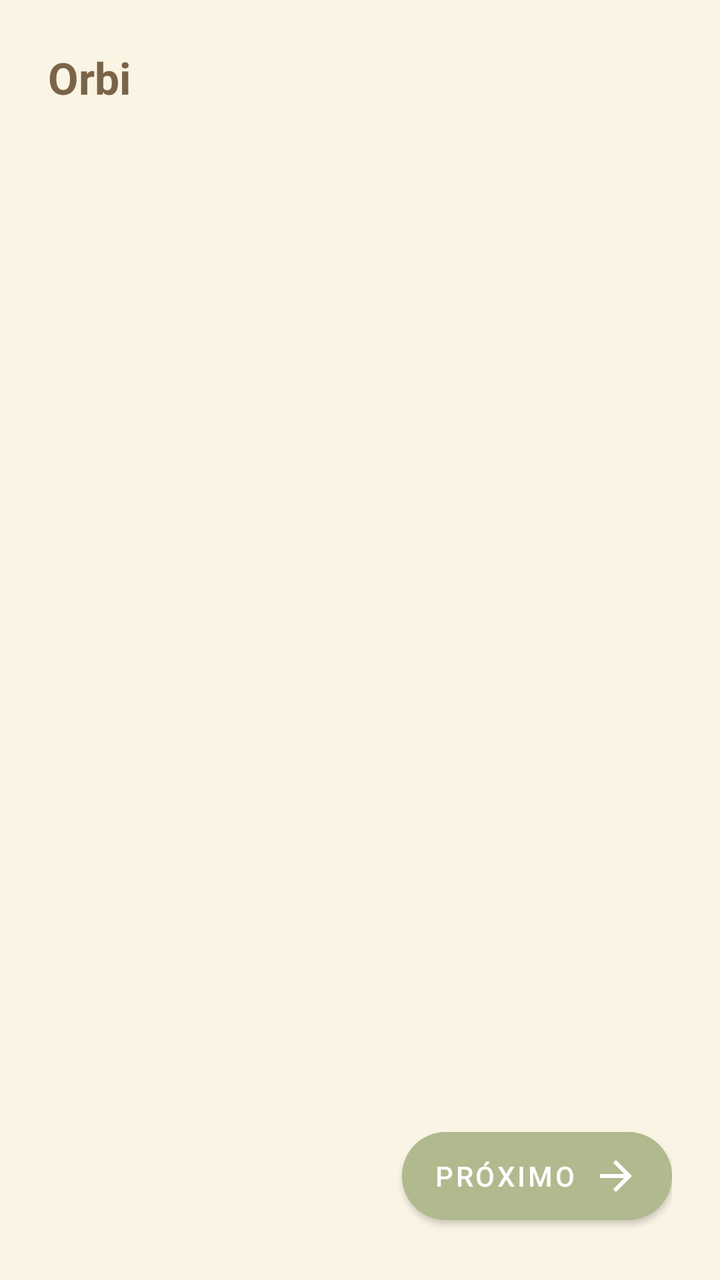
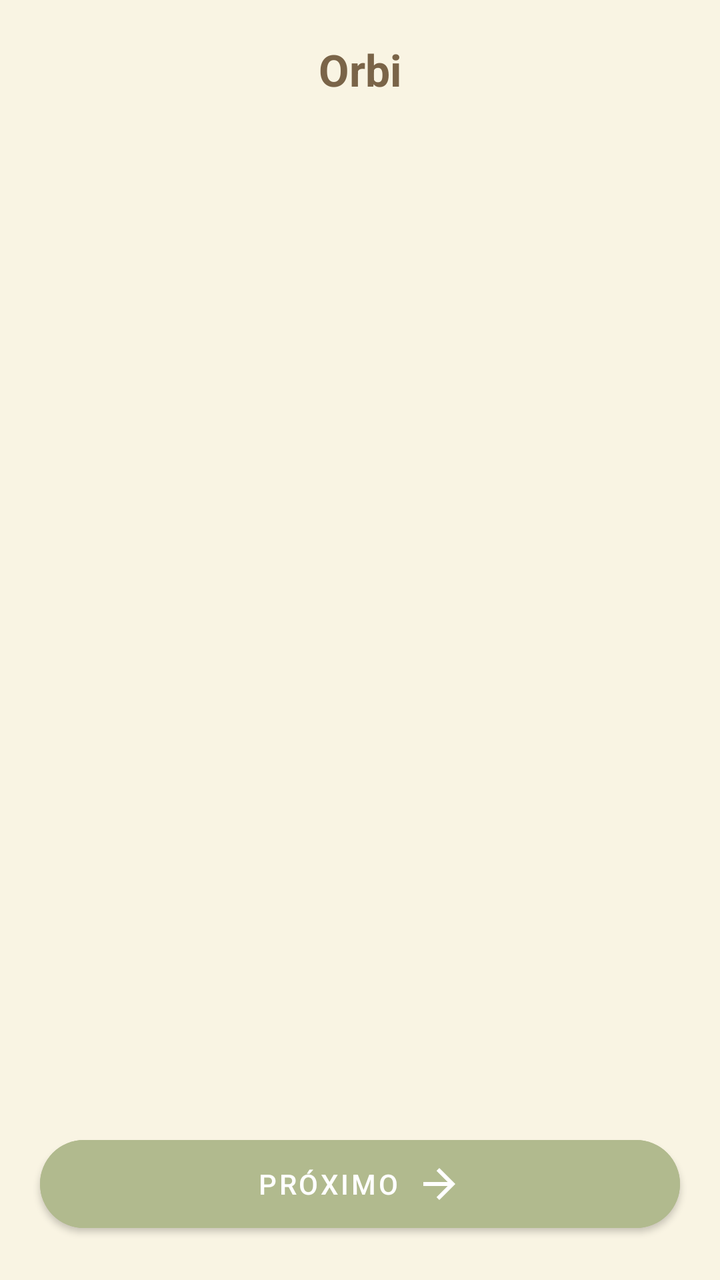

Screens rendered from an Android XML layout before and after an edit, with the pre-edit source and the edit as a unified diff.
<!-- AndroidManifest.xml: application theme Theme.Orbi -->
<!-- res/layout/activity_onboarding.xml -->
<?xml version="1.0" encoding="utf-8"?>
<androidx.constraintlayout.widget.ConstraintLayout
    xmlns:android="http://schemas.android.com/apk/res/android"
    xmlns:app="http://schemas.android.com/apk/res-auto"
    xmlns:tools="http://schemas.android.com/tools"
    android:layout_width="match_parent"
    android:layout_height="match_parent"
    android:background="@color/orbi_cream"
    android:padding="24dp">


    
    <TextView
        android:id="@+id/tv_app_logo"
        android:layout_width="wrap_content"
        android:layout_height="wrap_content"
        android:text="@string/app_name"
        android:textColor="@color/orbi_dark_brown"
        android:textSize="22sp"
        android:textStyle="bold"
        app:layout_constraintStart_toStartOf="parent"
        app:layout_constraintTop_toTopOf="parent" />


    
    <com.google.android.material.tabs.TabLayout
        android:id="@+id/tl_page_indicator"
        android:layout_width="wrap_content"
        android:layout_height="wrap_content"
        android:background="@android:color/transparent"
        app:layout_constraintBottom_toBottomOf="@id/tv_app_logo"
        app:layout_constraintEnd_toEndOf="parent"
        app:layout_constraintStart_toStartOf="parent"
        app:layout_constraintTop_toTopOf="@id/tv_app_logo"
        app:tabBackground="@drawable/selector_tab_indicator"
        app:tabGravity="center"
        app:tabIndicatorHeight="0dp"
        app:tabRippleColor="@null" />


    
    <androidx.viewpager2.widget.ViewPager2
        android:id="@+id/vp_onboarding"
        android:layout_width="0dp"
        android:layout_height="0dp"
        android:layout_marginTop="16dp"
        android:layout_marginBottom="16dp"
        app:layout_constraintBottom_toTopOf="@id/btn_next"
        app:layout_constraintEnd_toEndOf="parent"
        app:layout_constraintStart_toStartOf="parent"
        app:layout_constraintTop_toBottomOf="@id/tv_app_logo" />


    
    <com.google.android.material.button.MaterialButton
        android:id="@+id/btn_back"
        style="@style/Widget.MaterialComponents.Button.OutlinedButton"
        android:layout_width="wrap_content"
        android:layout_height="56dp"
        android:text="@string/btn_back"
        android:textColor="@color/orbi_dark_brown"
        android:visibility="gone"
        app:cornerRadius="28dp"
        app:icon="@drawable/ic_arrow_back"
        app:iconGravity="textStart"
        app:iconTint="@color/orbi_dark_brown"
        app:layout_constraintBottom_toBottomOf="parent"
        app:layout_constraintStart_toStartOf="parent"
        app:strokeColor="@color/orbi_sand" />


    
    <com.google.android.material.button.MaterialButton
        android:id="@+id/btn_next"
        android:layout_width="wrap_content"
        android:layout_height="56dp"
        android:backgroundTint="@color/orbi_olive"
        android:text="@string/btn_next"
        android:textColor="@color/orbi_white"
        app:cornerRadius="28dp"
        app:icon="@drawable/ic_arrow_forward"
        app:iconGravity="textEnd"
        app:iconTint="@color/orbi_white"
        app:layout_constraintBottom_toBottomOf="parent"
        app:layout_constraintEnd_toEndOf="parent" />


</androidx.constraintlayout.widget.ConstraintLayout>
<!-- resources referenced by this layout -->
<resources>
  <color name="orbi_cream">#F9F4E3</color>
  <color name="orbi_dark_brown">#7A6448</color>
  <color name="orbi_olive">#B1BA8E</color>
  <color name="orbi_sand">#CDB28A</color>
  <color name="orbi_white">#FFFFFF</color>
  <!-- drawable ic_arrow_back (drawable) -->
  <vector
      xmlns:android="http://schemas.android.com/apk/res/android"
      android:width="24dp"
      android:height="24dp"
      android:viewportWidth="24"
      android:viewportHeight="24">
  
  
      <path
          android:fillColor="#FF000000"
          android:pathData="M20,11H7.83l5.59,-5.59L12,4l-8,8 8,8 1.41,-1.41L7.83,13H20v-2z"/>
  
  
  </vector>
  <!-- drawable ic_arrow_forward (drawable) -->
  <vector
      xmlns:android="http://schemas.android.com/apk/res/android"
      android:width="24dp"
      android:height="24dp"
      android:viewportWidth="24"
      android:viewportHeight="24">
  
  
      <path
          android:fillColor="#FF000000"
          android:pathData="M12,4l-1.41,1.41L16.17,11H4v2h12.17l-5.58,5.59L12,20l8,-8z"/>
  
  
  </vector>
  <!-- drawable selector_tab_indicator (drawable) -->
  <?xml version="1.0" encoding="utf-8"?>
  <selector xmlns:android="http://schemas.android.com/apk/res/android">
  
  
      <item android:state_selected="true">
  
  
          <shape android:shape="rectangle">
  
  
              <corners android:radius="4dp" />
              <solid android:color="@color/orbi_olive" />
              <size android:width="24dp" android:height="8dp" />
  
  
          </shape>
  
  
      </item>
  
  
      <item>
  
  
          <shape android:shape="oval">
  
  
              <solid android:color="@color/orbi_light_olive" />
              <size android:width="8dp" android:height="8dp" />
  
  
          </shape>
  
  
      </item>
  
  
  </selector>
  <string name="app_name">Orbi</string>
  <string name="btn_back">Voltar</string>
  <string name="btn_next">Próximo</string>
  <style name="Theme.Orbi" parent="Theme.MaterialComponents.Light.NoActionBar">
  
          <item name="colorPrimary">@color/orbi_dark_brown</item>
          <item name="colorPrimaryVariant">@color/orbi_olive</item>
          <item name="colorOnPrimary">@color/orbi_white</item>
          <item name="colorSecondary">@color/orbi_olive</item>
          <item name="colorSecondaryVariant">@color/orbi_light_olive</item>
          <item name="colorOnSecondary">@color/orbi_white</item>
          <item name="android:statusBarColor">@color/orbi_cream</item>
          <item name="android:windowLightStatusBar">true</item>
  
  
      </style>
  <color name="orbi_light_olive">#D4DDB1</color>
</resources>

<!-- the commit's change to res/layout/activity_onboarding.xml (unified diff, before → after) -->
@@ -6,7 +6,7 @@
     android:layout_width="match_parent"
     android:layout_height="match_parent"
     android:background="@color/orbi_cream"
-    android:padding="24dp">
+    android:padding="0dp">
 
 
     
@@ -14,28 +14,14 @@
         android:id="@+id/tv_app_logo"
         android:layout_width="wrap_content"
         android:layout_height="wrap_content"
+        android:layout_marginTop="20dp"
         android:text="@string/app_name"
         android:textColor="@color/orbi_dark_brown"
         android:textSize="22sp"
         android:textStyle="bold"
-        app:layout_constraintStart_toStartOf="parent"
-        app:layout_constraintTop_toTopOf="parent" />
-
-
-    
-    <com.google.android.material.tabs.TabLayout
-        android:id="@+id/tl_page_indicator"
-        android:layout_width="wrap_content"
-        android:layout_height="wrap_content"
-        android:background="@android:color/transparent"
-        app:layout_constraintBottom_toBottomOf="@id/tv_app_logo"
         app:layout_constraintEnd_toEndOf="parent"
         app:layout_constraintStart_toStartOf="parent"
-        app:layout_constraintTop_toTopOf="@id/tv_app_logo"
-        app:tabBackground="@drawable/selector_tab_indicator"
-        app:tabGravity="center"
-        app:tabIndicatorHeight="0dp"
-        app:tabRippleColor="@null" />
+        app:layout_constraintTop_toTopOf="parent" />x'
 
 
     
@@ -43,8 +29,8 @@
         android:id="@+id/vp_onboarding"
         android:layout_width="0dp"
         android:layout_height="0dp"
-        android:layout_marginTop="16dp"
-        android:layout_marginBottom="16dp"
+        android:layout_marginTop="20dp"
+        android:layout_marginBottom="20dp"
         app:layout_constraintBottom_toTopOf="@id/btn_next"
         app:layout_constraintEnd_toEndOf="parent"
         app:layout_constraintStart_toStartOf="parent"
@@ -57,6 +43,8 @@
         style="@style/Widget.MaterialComponents.Button.OutlinedButton"
         android:layout_width="wrap_content"
         android:layout_height="56dp"
+        android:layout_marginStart="20dp"
+        android:layout_marginBottom="20dp"
         android:text="@string/btn_back"
         android:textColor="@color/orbi_dark_brown"
         android:visibility="gone"
@@ -72,8 +60,11 @@
     
     <com.google.android.material.button.MaterialButton
         android:id="@+id/btn_next"
-        android:layout_width="wrap_content"
+        android:layout_width="0dp"
         android:layout_height="56dp"
+        android:layout_marginStart="20dp"
+        android:layout_marginEnd="20dp"
+        android:layout_marginBottom="20dp"
         android:backgroundTint="@color/orbi_olive"
         android:text="@string/btn_next"
         android:textColor="@color/orbi_white"
@@ -82,7 +73,8 @@
         app:iconGravity="textEnd"
         app:iconTint="@color/orbi_white"
         app:layout_constraintBottom_toBottomOf="parent"
-        app:layout_constraintEnd_toEndOf="parent" />
+        app:layout_constraintEnd_toEndOf="parent"
+        app:layout_constraintStart_toEndOf="@+id/btn_back" />
 
 
 </androidx.constraintlayout.widget.ConstraintLayout>
<!-- resource entries referenced after the edit -->
@@ -35,45 +35,6 @@
   
   
   </vector>
-  <!-- drawable selector_tab_indicator (drawable) -->
-  <?xml version="1.0" encoding="utf-8"?>
-  <selector xmlns:android="http://schemas.android.com/apk/res/android">
-  
-  
-      <item android:state_selected="true">
-  
-  
-          <shape android:shape="rectangle">
-  
-  
-              <corners android:radius="4dp" />
-              <solid android:color="@color/orbi_olive" />
-              <size android:width="24dp" android:height="8dp" />
-  
-  
-          </shape>
-  
-  
-      </item>
-  
-  
-      <item>
-  
-  
-          <shape android:shape="oval">
-  
-  
-              <solid android:color="@color/orbi_light_olive" />
-              <size android:width="8dp" android:height="8dp" />
-  
-  
-          </shape>
-  
-  
-      </item>
-  
-  
-  </selector>
   <string name="app_name">Orbi</string>
   <string name="btn_back">Voltar</string>
   <string name="btn_next">Próximo</string>
